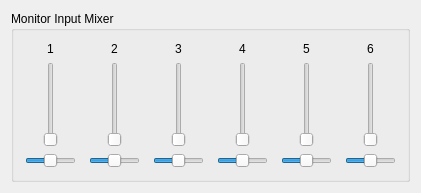
The window that libffado/support/mixer-qt4/mixer_edirolfa66.ui (adiknoth/ffado) describes before a commit, drawn with Qt 5.
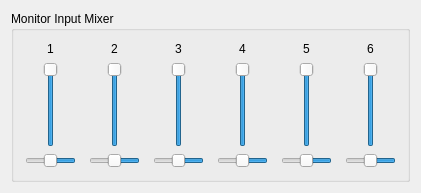
The same window after the commit.

Commit message: fix merge issues with the QT4 mixer

Patch:
```diff
--- a/libffado/support/mixer-qt4/mixer_edirolfa66.ui
+++ b/libffado/support/mixer-qt4/mixer_edirolfa66.ui
@@ -84,10 +84,10 @@
              </sizepolicy>
             </property>
             <property name="minimum" >
-             <number>0</number>
+             <number>-32767</number>
             </property>
             <property name="maximum" >
-             <number>32767</number>
+             <number>0</number>
             </property>
             <property name="singleStep" >
              <number>10000</number>
@@ -95,6 +95,9 @@
             <property name="pageStep" >
              <number>1000</number>
             </property>
+            <property name="value" >
+             <number>0</number>
+            </property>
             <property name="orientation" >
              <enum>Qt::Vertical</enum>
             </property>
@@ -132,6 +135,9 @@
           <property name="orientation" >
            <enum>Qt::Horizontal</enum>
           </property>
+          <property name="invertedAppearance" >
+           <bool>true</bool>
+          </property>
          </widget>
         </item>
        </layout>
@@ -188,10 +194,10 @@
           <item>
            <widget class="QSlider" name="sldInput2" >
             <property name="minimum" >
-             <number>0</number>
+             <number>-32767</number>
             </property>
             <property name="maximum" >
-             <number>32767</number>
+             <number>0</number>
             </property>
             <property name="singleStep" >
              <number>10000</number>
@@ -199,6 +205,9 @@
             <property name="pageStep" >
              <number>1000</number>
             </property>
+            <property name="value" >
+             <number>0</number>
+            </property>
             <property name="orientation" >
              <enum>Qt::Vertical</enum>
             </property>
@@ -236,6 +245,9 @@
           <property name="orientation" >
            <enum>Qt::Horizontal</enum>
           </property>
+          <property name="invertedAppearance" >
+           <bool>true</bool>
+          </property>
          </widget>
         </item>
        </layout>
@@ -292,10 +304,10 @@
           <item>
            <widget class="QSlider" name="sldInput3" >
             <property name="minimum" >
-             <number>0</number>
+             <number>-32767</number>
             </property>
             <property name="maximum" >
-             <number>32767</number>
+             <number>0</number>
             </property>
             <property name="singleStep" >
              <number>10000</number>
@@ -303,6 +315,9 @@
             <property name="pageStep" >
              <number>1000</number>
             </property>
+            <property name="value" >
+             <number>0</number>
+            </property>
             <property name="orientation" >
              <enum>Qt::Vertical</enum>
             </property>
@@ -340,6 +355,9 @@
           <property name="orientation" >
            <enum>Qt::Horizontal</enum>
           </property>
+          <property name="invertedAppearance" >
+           <bool>true</bool>
+          </property>
          </widget>
         </item>
        </layout>
@@ -396,10 +414,10 @@
           <item>
            <widget class="QSlider" name="sldInput4" >
             <property name="minimum" >
-             <number>0</number>
+             <number>-32767</number>
             </property>
             <property name="maximum" >
-             <number>32767</number>
+             <number>0</number>
             </property>
             <property name="singleStep" >
              <number>10000</number>
@@ -407,6 +425,9 @@
             <property name="pageStep" >
              <number>1000</number>
             </property>
+            <property name="value" >
+             <number>0</number>
+            </property>
             <property name="orientation" >
              <enum>Qt::Vertical</enum>
             </property>
@@ -444,6 +465,9 @@
           <property name="orientation" >
            <enum>Qt::Horizontal</enum>
           </property>
+          <property name="invertedAppearance" >
+           <bool>true</bool>
+          </property>
          </widget>
         </item>
        </layout>
@@ -506,10 +530,10 @@
              </size>
             </property>
             <property name="minimum" >
-             <number>0</number>
+             <number>-32767</number>
             </property>
             <property name="maximum" >
-             <number>32767</number>
+             <number>0</number>
             </property>
             <property name="singleStep" >
              <number>10000</number>
@@ -517,6 +541,9 @@
             <property name="pageStep" >
              <number>1000</number>
             </property>
+            <property name="value" >
+             <number>0</number>
+            </property>
             <property name="orientation" >
              <enum>Qt::Vertical</enum>
             </property>
@@ -554,6 +581,9 @@
           <property name="orientation" >
            <enum>Qt::Horizontal</enum>
           </property>
+          <property name="invertedAppearance" >
+           <bool>true</bool>
+          </property>
          </widget>
         </item>
        </layout>
@@ -610,10 +640,10 @@
           <item>
            <widget class="QSlider" name="sldInput6" >
             <property name="minimum" >
-             <number>0</number>
+             <number>-32767</number>
             </property>
             <property name="maximum" >
-             <number>32767</number>
+             <number>0</number>
             </property>
             <property name="singleStep" >
              <number>10000</number>
@@ -621,6 +651,9 @@
             <property name="pageStep" >
              <number>1000</number>
             </property>
+            <property name="value" >
+             <number>0</number>
+            </property>
             <property name="orientation" >
              <enum>Qt::Vertical</enum>
             </property>
@@ -658,6 +691,9 @@
           <property name="orientation" >
            <enum>Qt::Horizontal</enum>
           </property>
+          <property name="invertedAppearance" >
+           <bool>true</bool>
+          </property>
          </widget>
         </item>
        </layout>
```
Left out of the diff: 34 changed lines with no effect on the pictures. The commit also changes 13 other files.
